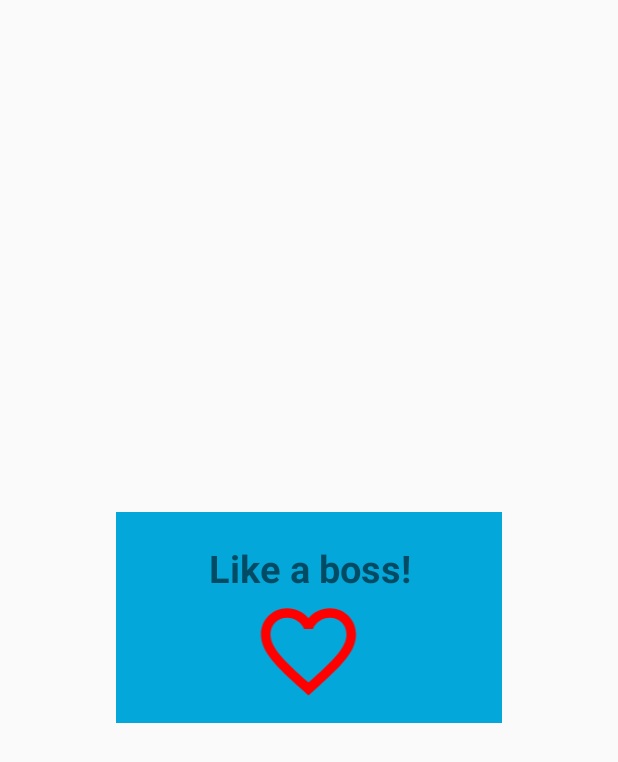
After one commit to IordachescuAnca/Air-Guardians, an Android app: the layout popup_favorite.xml on its own in the app's theme, with its tools: preview values and no code run, on a phone screen of 412 x 824 dp. The commit adds this screen. Shown: the top 762 px of the screen. Run offline under Robolectric (Android 15) with nearby library versions, the light colour scheme and no system bars.

Commit message:
Added favorite feature for users.

```diff
--- a/app/src/main/java/com/example/air_guardiansproject/LogInActivity.java
+++ b/app/src/main/java/com/example/air_guardiansproject/LogInActivity.java
@@ -83,6 +83,8 @@ public class LogInActivity extends AppCompatActivity {
                             }
                             System.out.println(accountExists);
                             if(accountExists){
+                                User.user_id=res.getInt("id_client");
+                                User.getFavorites();
                                 Toast.makeText(getApplicationContext(), "Successfully logged in!", Toast.LENGTH_SHORT).show();
                                 Intent intent = new Intent(LogInActivity.this, Home.class);
                                 startActivity(intent);
--- /dev/null
+++ b/app/src/main/res/drawable/ic_favorite_border_black_24dp.xml
@@ -0,0 +1,5 @@
+<vector android:height="104dp" android:tint="#FF0000"
+    android:viewportHeight="24.0" android:viewportWidth="24.0"
+    android:width="104dp" xmlns:android="http://schemas.android.com/apk/res/android">
+    <path android:fillColor="#FF000000" android:pathData="M16.5,3c-1.74,0 -3.41,0.81 -4.5,2.09C10.91,3.81 9.24,3 7.5,3 4.42,3 2,5.42 2,8.5c0,3.78 3.4,6.86 8.55,11.54L12,21.35l1.45,-1.32C18.6,15.36 22,12.28 22,8.5 22,5.42 19.58,3 16.5,3zM12.1,18.55l-0.1,0.1 -0.1,-0.1C7.14,14.24 4,11.39 4,8.5 4,6.5 5.5,5 7.5,5c1.54,0 3.04,0.99 3.57,2.36h1.87C13.46,5.99 14.96,5 16.5,5c2,0 3.5,1.5 3.5,3.5 0,2.89 -3.14,5.74 -7.9,10.05z"/>
+</vector>
--- /dev/null
+++ b/app/src/main/res/layout/popup_favorite.xml
@@ -0,0 +1,43 @@
+<?xml version="1.0" encoding="utf-8"?>
+<androidx.constraintlayout.widget.ConstraintLayout
+        xmlns:android="http://schemas.android.com/apk/res/android"
+        xmlns:app="http://schemas.android.com/apk/res-auto" xmlns:tools="http://schemas.android.com/tools"
+        android:layout_width="wrap_content"
+        android:layout_height="wrap_content"
+        android:background="@color/back_popup"
+        android:layout_gravity="center">
+    <LinearLayout android:layout_width="match_parent" android:layout_height="wrap_content"
+                  android:orientation="vertical"
+                  android:id="@+id/linearLayout"
+                  app:layout_constraintEnd_toEndOf="parent" app:layout_constraintStart_toStartOf="parent"
+                  app:layout_constraintBottom_toBottomOf="parent" app:layout_constraintHorizontal_bias="0.0"
+                  app:layout_constraintTop_toTopOf="parent" app:layout_constraintVertical_bias="0.0">
+        <LinearLayout android:layout_width="match_parent" android:layout_height="wrap_content"
+                      android:orientation="vertical"
+                      android:layout_marginBottom="20dp"
+                      android:layout_gravity="center">
+
+
+        </LinearLayout>
+        <TextView android:layout_width="217dp" android:layout_height="wrap_content"
+                  android:id="@+id/titleTv"
+                  android:layout_marginLeft="20dp"
+                  android:layout_marginRight="20dp"
+                  android:textAlignment="center"
+                  android:textStyle="bold"
+                  android:gravity="center_horizontal"
+                  android:textSize="25sp"
+                  android:text="Like a boss!"
+                  android:layout_gravity="center"/>
+        <ImageView android:layout_width="151dp" android:layout_height="76dp"
+                   android:id="@+id/heartImg"
+                   android:layout_marginLeft="20dp"
+                   android:layout_marginRight="20dp"
+                   android:layout_marginBottom="10dp"
+                   android:layout_gravity="center"
+                   app:srcCompat="@drawable/ic_favorite_border_black_24dp"/>
+
+    </LinearLayout>
+
+
+</androidx.constraintlayout.widget.ConstraintLayout>
```
Also changed, not shown: app/src/main/java/com/example/air_guardiansproject/Home.java (+101 -49 lines), app/src/main/java/com/example/air_guardiansproject/MainActivity.java (+1 -11 lines), app/src/main/java/com/example/air_guardiansproject/User.java (added, +104 -0 lines), app/src/main/res/drawable/ic_close_black_24dp.xml (added, +9 -0 lines), app/src/main/res/drawable/ic_favorite_black_24dp.xml (+4 -8 lines), app/src/main/res/layout/activity_main.xml (+15 -0 lines).
